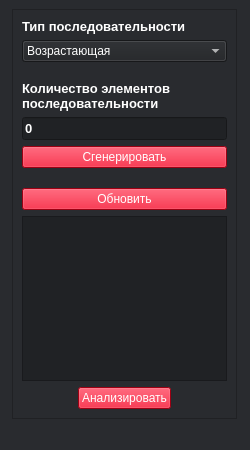
Above: ui/gui.ui from po1nt-1/sorts before the change. Below: the same form after it.
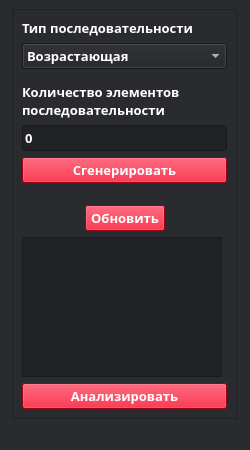
That is the form after the change.

The edit to the form file:
```diff
--- a/ui/gui.ui
+++ b/ui/gui.ui
@@ -50,11 +50,16 @@
       </property>
       <property name="font">
        <font>
+        <family>Microsoft YaHei</family>
         <pointsize>10</pointsize>
         <weight>75</weight>
         <bold>true</bold>
+        <kerning>true</kerning>
        </font>
       </property>
+      <property name="autoFillBackground">
+       <bool>false</bool>
+      </property>
       <property name="styleSheet">
        <string notr="true">background-color: rgb(41, 43, 47);</string>
       </property>
@@ -69,28 +74,20 @@
         <layout class="QHBoxLayout" name="horizontalLayout_4">
          <item>
           <layout class="QGridLayout" name="gridLayout_2">
-           <item row="2" column="0">
-            <spacer name="verticalSpacer_2">
-             <property name="orientation">
-              <enum>Qt::Vertical</enum>
-             </property>
-             <property name="sizeHint" stdset="0">
-              <size>
-               <width>20</width>
-               <height>40</height>
-              </size>
-             </property>
-            </spacer>
-           </item>
-           <item row="5" column="0">
+           <item row="6" column="0">
             <widget class="QLineEdit" name="enter_size_list">
              <property name="font">
               <font>
+               <family>Microsoft YaHei</family>
                <pointsize>10</pointsize>
                <weight>75</weight>
                <bold>true</bold>
+               <kerning>true</kerning>
               </font>
              </property>
+             <property name="autoFillBackground">
+              <bool>false</bool>
+             </property>
              <property name="styleSheet">
               <string notr="true">selection-background-color: rgb(218, 0, 27);
 background-color: rgb(32, 34, 37);
@@ -110,26 +107,213 @@
              </property>
             </widget>
            </item>
-           <item row="7" column="0">
-            <widget class="QPushButton" name="gen_button">
-             <property name="styleSheet">
-              <string notr="true">color: rgb(255, 255, 255);
+           <item row="13" column="0">
+            <layout class="QHBoxLayout" name="horizontalLayout">
+             <item>
+              <spacer name="horizontalSpacer">
+               <property name="orientation">
+                <enum>Qt::Horizontal</enum>
+               </property>
+               <property name="sizeHint" stdset="0">
+                <size>
+                 <width>40</width>
+                 <height>20</height>
+                </size>
+               </property>
+              </spacer>
+             </item>
+             <item>
+              <widget class="QPushButton" name="update_button">
+               <property name="font">
+                <font>
+                 <family>Microsoft YaHei</family>
+                 <pointsize>10</pointsize>
+                 <weight>75</weight>
+                 <bold>true</bold>
+                </font>
+               </property>
+               <property name="autoFillBackground">
+                <bool>false</bool>
+               </property>
+               <property name="styleSheet">
+                <string notr="true">color: rgb(255, 255, 255);
 background-color: rgb(218, 0, 27);</string>
+               </property>
+               <property name="text">
+                <string>Обновить</string>
+               </property>
+              </widget>
+             </item>
+             <item>
+              <spacer name="horizontalSpacer_2">
+               <property name="orientation">
+                <enum>Qt::Horizontal</enum>
+               </property>
+               <property name="sizeHint" stdset="0">
+                <size>
+                 <width>40</width>
+                 <height>20</height>
+                </size>
+               </property>
+              </spacer>
+             </item>
+            </layout>
+           </item>
+           <item row="4" column="0">
+            <widget class="QLabel" name="label_3">
+             <property name="font">
+              <font>
+               <family>Microsoft YaHei</family>
+               <pointsize>10</pointsize>
+               <weight>75</weight>
+               <bold>true</bold>
+               <kerning>true</kerning>
+              </font>
              </property>
+             <property name="autoFillBackground">
+              <bool>false</bool>
+             </property>
+             <property name="styleSheet">
+              <string notr="true">color: rgb(255, 255, 255);</string>
+             </property>
              <property name="text">
-              <string>Сгенерировать</string>
+              <string>Количество элементов 
+последовательности</string>
              </property>
             </widget>
            </item>
-           <item row="10" column="0">
+           <item row="3" column="0">
+            <spacer name="verticalSpacer_2">
+             <property name="font">
+              <font>
+               <family>Microsoft YaHei</family>
+               <pointsize>10</pointsize>
+               <weight>75</weight>
+               <bold>true</bold>
+              </font>
+             </property>
+             <property name="autoFillBackground">
+              <bool>false</bool>
+             </property>
+             <property name="orientation">
+              <enum>Qt::Vertical</enum>
+             </property>
+             <property name="sizeHint" stdset="0">
+              <size>
+               <width>20</width>
+               <height>40</height>
+              </size>
+             </property>
+            </spacer>
+           </item>
+           <item row="1" column="0">
+            <widget class="QLabel" name="label_2">
+             <property name="font">
+              <font>
+               <family>Microsoft YaHei</family>
+               <pointsize>10</pointsize>
+               <weight>75</weight>
+               <bold>true</bold>
+               <kerning>true</kerning>
+              </font>
+             </property>
+             <property name="autoFillBackground">
+              <bool>false</bool>
+             </property>
+             <property name="styleSheet">
+              <string notr="true">color: rgb(255, 255, 255);</string>
+             </property>
+             <property name="text">
+              <string>Тип последовательности</string>
+             </property>
+            </widget>
+           </item>
+           <item row="15" column="0">
+            <layout class="QHBoxLayout" name="horizontalLayout_3"/>
+           </item>
+           <item row="9" column="0">
+            <spacer name="verticalSpacer_3">
+             <property name="orientation">
+              <enum>Qt::Vertical</enum>
+             </property>
+             <property name="sizeHint" stdset="0">
+              <size>
+               <width>20</width>
+               <height>40</height>
+              </size>
+             </property>
+            </spacer>
+           </item>
+           <item row="2" column="0">
+            <widget class="QComboBox" name="select_gen_mode">
+             <property name="font">
+              <font>
+               <family>Microsoft YaHei</family>
+               <pointsize>10</pointsize>
+               <weight>75</weight>
+               <bold>true</bold>
+              </font>
+             </property>
+             <property name="autoFillBackground">
+              <bool>false</bool>
+             </property>
+             <property name="styleSheet">
+              <string notr="true">background-color: rgb(32, 34, 37);
+color: rgb(255, 255, 255);</string>
+             </property>
+             <item>
+              <property name="text">
+               <string>Возрастающая</string>
+              </property>
+             </item>
+             <item>
+              <property name="text">
+               <string>Убывающая</string>
+              </property>
+             </item>
+             <item>
+              <property name="text">
+               <string>Случайные числа</string>
+              </property>
+             </item>
+             <item>
+              <property name="text">
+               <string>Частично-упорядоченная</string>
+              </property>
+             </item>
+             <item>
+              <property name="text">
+               <string>С одинаковыми элементами</string>
+              </property>
+             </item>
+            </widget>
+           </item>
+           <item row="14" column="0">
             <widget class="QListWidget" name="file_list">
+             <property name="minimumSize">
+              <size>
+               <width>200</width>
+               <height>140</height>
+              </size>
+             </property>
+             <property name="maximumSize">
+              <size>
+               <width>200</width>
+               <height>150</height>
+              </size>
+             </property>
              <property name="font">
               <font>
+               <family>Microsoft YaHei</family>
                <pointsize>10</pointsize>
                <weight>75</weight>
                <bold>true</bold>
+               <kerning>true</kerning>
               </font>
              </property>
+             <property name="autoFillBackground">
+              <bool>true</bool>
+             </property>
              <property name="styleSheet">
               <string notr="true">background-color: rgb(32, 34, 37);
 selection-background-color: rgb(218, 0, 27);
@@ -144,63 +328,33 @@
 gridline-color: rgb(214, 0, 26);
 selection-color: rgb(214, 0, 26);</string>
              </property>
+             <property name="editTriggers">
+              <set>QAbstractItemView::EditKeyPressed</set>
+             </property>
+             <property name="showDropIndicator" stdset="0">
+              <bool>false</bool>
+             </property>
+             <property name="alternatingRowColors">
+              <bool>false</bool>
+             </property>
              <property name="viewMode">
               <enum>QListView::ListMode</enum>
              </property>
             </widget>
            </item>
-           <item row="1" column="0">
-            <widget class="QComboBox" name="select_gen_mode">
-             <property name="styleSheet">
-              <string notr="true">background-color: rgb(32, 34, 37);
-color: rgb(255, 255, 255);</string>
-             </property>
-             <item>
-              <property name="text">
-               <string>Возрастающая</string>
-              </property>
-             </item>
-             <item>
-              <property name="text">
-               <string>Убывающая</string>
-              </property>
-             </item>
-             <item>
-              <property name="text">
-               <string>Случайные числа</string>
-              </property>
-             </item>
-             <item>
-              <property name="text">
-               <string>Частично-упорядоченная</string>
-              </property>
-             </item>
-             <item>
-              <property name="text">
-               <string>С одинаковыми элементами</string>
-              </property>
-             </item>
-            </widget>
-           </item>
-           <item row="0" column="0">
-            <widget class="QLabel" name="label_2">
-             <property name="font">
-              <font>
-               <pointsize>10</pointsize>
-               <weight>75</weight>
-               <bold>true</bold>
-              </font>
-             </property>
-             <property name="styleSheet">
-              <string notr="true">color: rgb(255, 255, 255);</string>
-             </property>
-             <property name="text">
-              <string>Тип последовательности</string>
-             </property>
-            </widget>
-           </item>
-           <item row="8" column="0">
+           <item row="10" column="0">
             <spacer name="verticalSpacer">
+             <property name="font">
+              <font>
+               <family>Microsoft YaHei</family>
+               <pointsize>10</pointsize>
+               <weight>75</weight>
+               <bold>true</bold>
+              </font>
+             </property>
+             <property name="autoFillBackground">
+              <bool>false</bool>
+             </property>
              <property name="orientation">
               <enum>Qt::Vertical</enum>
              </property>
@@ -212,73 +366,25 @@
              </property>
             </spacer>
            </item>
-           <item row="3" column="0">
-            <widget class="QLabel" name="label_3">
+           <item row="8" column="0">
+            <widget class="QPushButton" name="gen_button">
              <property name="font">
               <font>
+               <family>Microsoft YaHei</family>
                <pointsize>10</pointsize>
                <weight>75</weight>
                <bold>true</bold>
               </font>
              </property>
-             <property name="styleSheet">
-              <string notr="true">color: rgb(255, 255, 255);</string>
+             <property name="autoFillBackground">
+              <bool>false</bool>
              </property>
-             <property name="text">
-              <string>Количество элементов 
-последовательности</string>
-             </property>
-            </widget>
-           </item>
-           <item row="11" column="0">
-            <layout class="QHBoxLayout" name="horizontalLayout_3">
-             <item>
-              <spacer name="horizontalSpacer_2">
-               <property name="orientation">
-                <enum>Qt::Horizontal</enum>
-               </property>
-               <property name="sizeHint" stdset="0">
-                <size>
-                 <width>40</width>
-                 <height>20</height>
-                </size>
-               </property>
-              </spacer>
-             </item>
-             <item>
-              <widget class="QPushButton" name="analyze_button">
-               <property name="styleSheet">
-                <string notr="true">color: rgb(255, 255, 255);
-background-color: rgb(218, 0, 27);</string>
-               </property>
-               <property name="text">
-                <string>Анализировать</string>
-               </property>
-              </widget>
-             </item>
-             <item>
-              <spacer name="horizontalSpacer">
-               <property name="orientation">
-                <enum>Qt::Horizontal</enum>
-               </property>
-               <property name="sizeHint" stdset="0">
-                <size>
-                 <width>40</width>
-                 <height>20</height>
-                </size>
-               </property>
-              </spacer>
-             </item>
-            </layout>
-           </item>
-           <item row="9" column="0">
-            <widget class="QPushButton" name="update_button">
              <property name="styleSheet">
               <string notr="true">color: rgb(255, 255, 255);
 background-color: rgb(218, 0, 27);</string>
              </property>
              <property name="text">
-              <string>Обновить</string>
+              <string>Сгенерировать</string>
              </property>
             </widget>
            </item>
@@ -286,6 +392,28 @@
          </item>
         </layout>
        </item>
+       <item row="1" column="0">
+        <widget class="QPushButton" name="analyze_button">
+         <property name="font">
+          <font>
+           <family>Microsoft YaHei</family>
+           <pointsize>10</pointsize>
+           <weight>75</weight>
+           <bold>true</bold>
+          </font>
+         </property>
+         <property name="autoFillBackground">
+          <bool>false</bool>
+         </property>
+         <property name="styleSheet">
+          <string notr="true">color: rgb(255, 255, 255);
+background-color: rgb(218, 0, 27);</string>
+         </property>
+         <property name="text">
+          <string>Анализировать</string>
+         </property>
+        </widget>
+       </item>
       </layout>
      </widget>
     </item>
```
Left out of the diff: 2 changed lines with no effect on the pictures.
